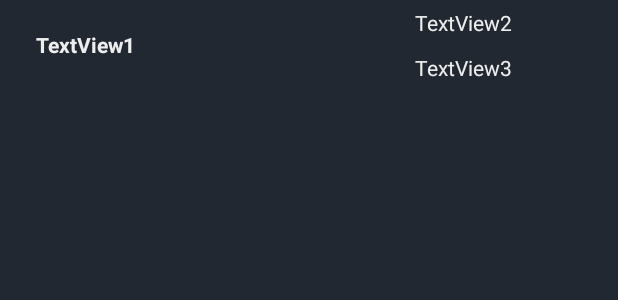
After one commit to krisMONSTER/KAPture, an Android app: the layout adapter_history.xml on its own in the app's theme, with its tools: preview values and no code run, on a phone screen of 412 x 824 dp. The commit adds this screen. Shown: the top 300 px of the screen. Run offline under Robolectric (Android 15) with nearby library versions, the phone set to English and light mode, and no system bars.

Commit message:
full functionality of HistoryFragment.java

```diff
--- /dev/null
+++ b/app/src/main/res/layout/adapter_history.xml
@@ -0,0 +1,62 @@
+<?xml version="1.0" encoding="utf-8"?>
+<LinearLayout xmlns:android="http://schemas.android.com/apk/res/android"
+    android:orientation="horizontal"
+    android:layout_width="match_parent"
+    android:layout_height="match_parent"
+    android:background="@color/colorPrimary"
+    android:weightSum="100">
+
+    <LinearLayout
+        android:layout_width="match_parent"
+        android:layout_height="wrap_content"
+        android:layout_weight="50"
+        android:weightSum="100">
+
+        <TextView
+            android:paddingStart="10dp"
+            android:textStyle="bold"
+            android:gravity="center"
+            android:textAlignment="center"
+            android:text="TextView1"
+            android:textColor="@color/colorDetail"
+            android:layout_width="match_parent"
+            android:layout_height="60dp"
+            android:id="@+id/eventTextView"
+            android:layout_weight="50"/>
+
+        <ImageView
+            android:layout_width="match_parent"
+            android:layout_height="60dp"
+            android:layout_weight="50"
+            android:id="@+id/capturedImage"/>
+
+
+
+    </LinearLayout>
+
+
+    <LinearLayout
+        android:orientation="vertical"
+        android:layout_width="match_parent"
+        android:layout_height="wrap_content"
+        android:layout_weight="50">
+
+        <TextView
+            android:gravity="center"
+            android:text="TextView2"
+            android:textColor="@color/colorDetail"
+            android:layout_width="match_parent"
+            android:layout_height="30dp"
+            android:id="@+id/dateTextView"/>
+
+        <TextView
+            android:gravity="center"
+            android:text="TextView3"
+            android:textColor="@color/colorDetail"
+            android:layout_width="match_parent"
+            android:layout_height="30dp"
+            android:id="@+id/timeTextView"
+            android:layout_below="@+id/dateTextView"/>
+    </LinearLayout>
+
+</LinearLayout>
--- a/app/src/main/res/layout/fragment_settings.xml
+++ b/app/src/main/res/layout/fragment_settings.xml
@@ -1,5 +1,6 @@
 <?xml version="1.0" encoding="utf-8"?>
-<androidx.constraintlayout.widget.ConstraintLayout xmlns:android="http://schemas.android.com/apk/res/android"
+<androidx.constraintlayout.widget.ConstraintLayout
+    xmlns:android="http://schemas.android.com/apk/res/android"
     xmlns:app="http://schemas.android.com/apk/res-auto"
     xmlns:tools="http://schemas.android.com/tools"
     android:layout_width="match_parent"
```
Also changed, not shown: app/src/main/java/com/example/kapture/activities/Camera.java (+50 -11 lines), app/src/main/java/com/example/kapture/fragments/HistoryFragment.java (+86 -0 lines), app/src/main/java/com/example/kapture/fragments/HistoryHelper/CustomAdapter.java (added, +93 -0 lines), app/src/main/java/com/example/kapture/fragments/HistoryHelper/DataModel.java (added, +25 -0 lines), app/src/main/java/com/example/kapture/fragments/HistoryHelper/DatabaseHelper.java (added, +68 -0 lines), app/src/main/java/com/example/kapture/fragments/SettingsFragment.java (+13 -13 lines), app/src/main/res/layout/fragment_history.xml (+19 -14 lines).
